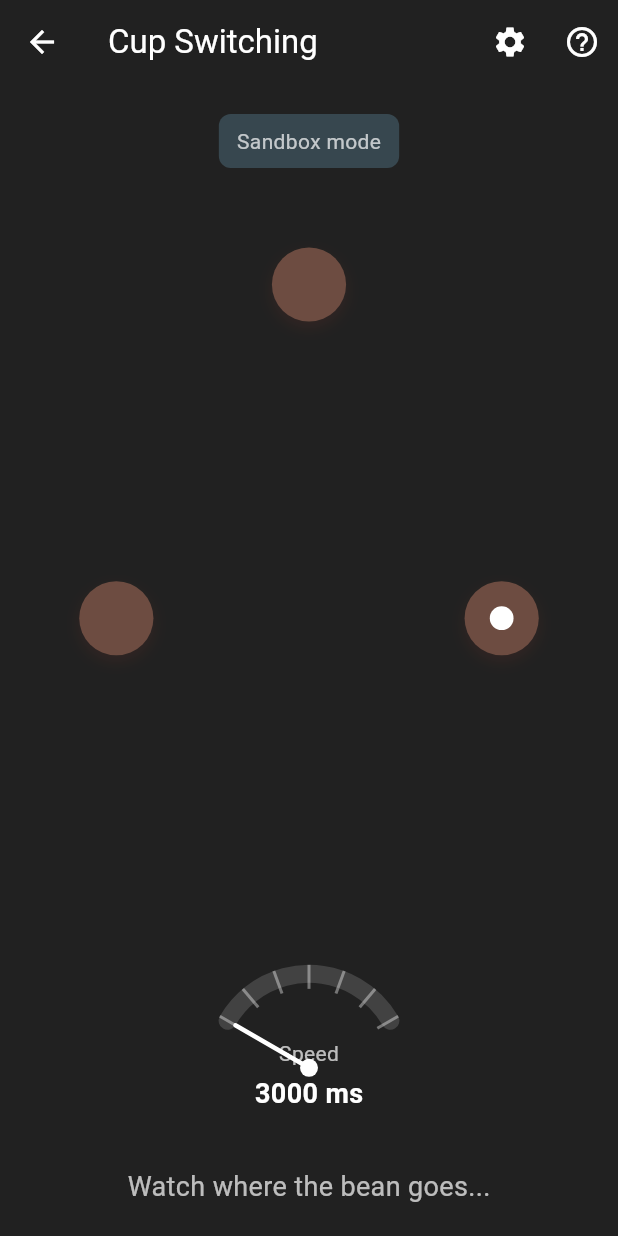
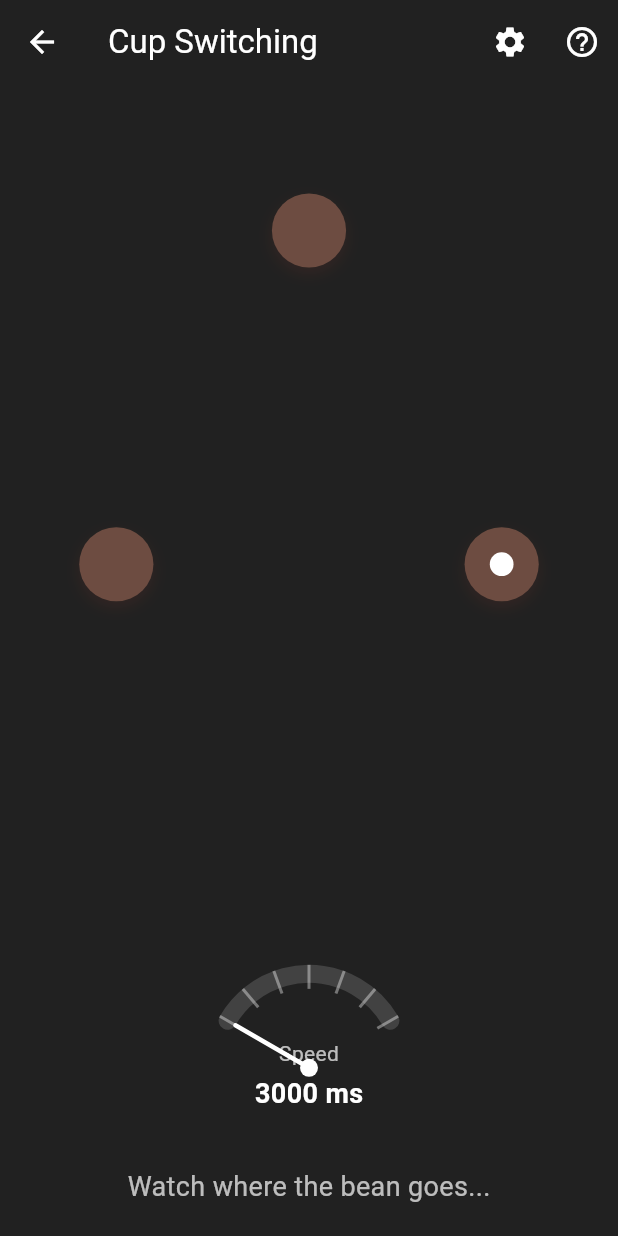
Before and after one commit to EvalVis/cats-instinct, a Flutter app: the CupSwitchingGame screen opened directly, on a phone screen of 412 x 824 dp. Run offline on Flutter 3.47's test engine with Material 3 defaults, Android fonts, the phone set to English and light mode, and no system bars; our stand-ins replace shared_preferences; accounts and stored records are empty.

Commit message:
Remove label

```diff
--- a/lib/cup_switching_game.dart
+++ b/lib/cup_switching_game.dart
@@ -433,21 +433,6 @@ class _CupSwitchingGameState extends State<CupSwitchingGame> {
               padding: const EdgeInsets.all(20),
               child: Column(
                 children: [
-                  if (widget.sandbox)
-                    Container(
-                      padding: const EdgeInsets.symmetric(
-                        horizontal: 12,
-                        vertical: 8,
-                      ),
-                      decoration: BoxDecoration(
-                        color: Colors.blueGrey[800],
-                        borderRadius: BorderRadius.circular(8),
-                      ),
-                      child: const Text(
-                        'Sandbox mode',
-                        style: TextStyle(color: Colors.white70, fontSize: 14),
-                      ),
-                    ),
                   if (!widget.sandbox) ...[
                     const SizedBox(height: 12),
                     Text(
```
